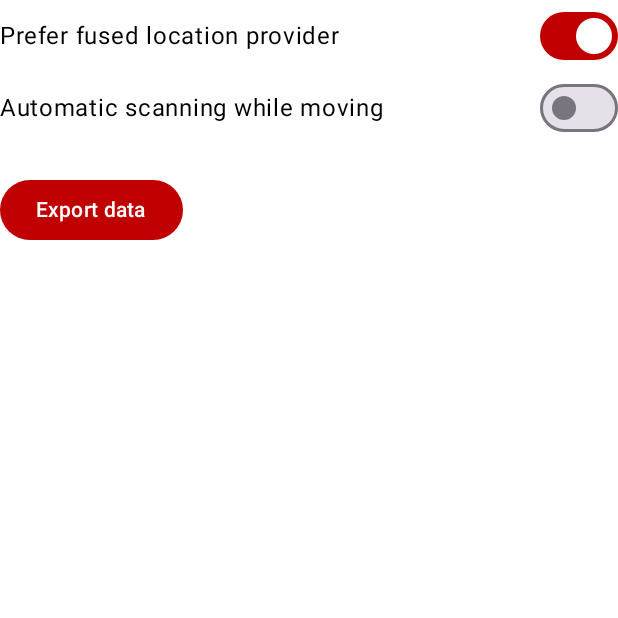
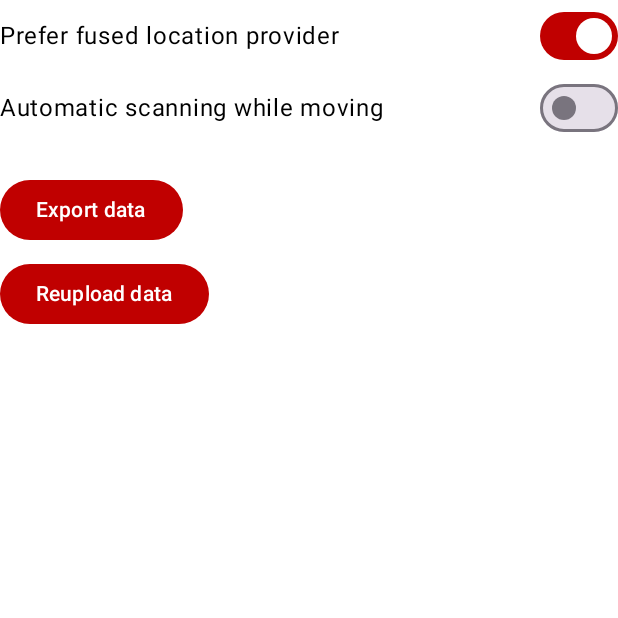
Before and after one commit to mjaakko/NeoStumbler, an Android app built with Jetpack Compose: the composable SettingsScreen shown on its own in the app's theme, on a phone screen of 412 x 824 dp, the top half of it. Run offline under Robolectric (Android 15) with nearby library versions, the phone set to English and light mode, and no system bars; our stand-ins replace Room's generated code, Timber, livedata-compose; libraries missing offline, so code that uses them is left out: org.altbeacon.beacon.

Commit message:
Add button for reuploading to settings screen

```diff
--- a/app/src/main/java/xyz/malkki/neostumbler/ui/screens/SettingsScreen.kt
+++ b/app/src/main/java/xyz/malkki/neostumbler/ui/screens/SettingsScreen.kt
@@ -11,6 +11,7 @@ import xyz.malkki.neostumbler.R
 import xyz.malkki.neostumbler.constants.PreferenceKeys
 import xyz.malkki.neostumbler.ui.composables.AutoScanToggle
 import xyz.malkki.neostumbler.ui.composables.ExportDataButton
+import xyz.malkki.neostumbler.ui.composables.ReportReuploadButton
 import xyz.malkki.neostumbler.ui.composables.SettingsToggle
 
 @Composable
@@ -20,5 +21,7 @@ fun SettingsScreen() {
         AutoScanToggle()
         Spacer(modifier = Modifier.height(20.dp))
         ExportDataButton()
+        Spacer(modifier = Modifier.height(8.dp))
+        ReportReuploadButton()
     }
 }
```
